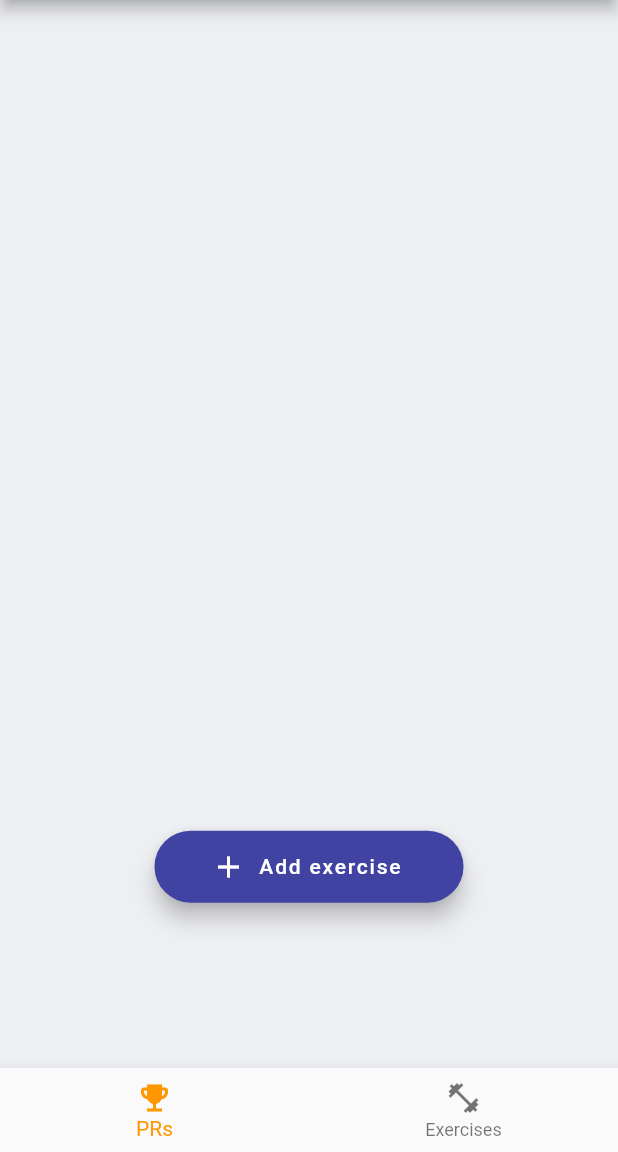
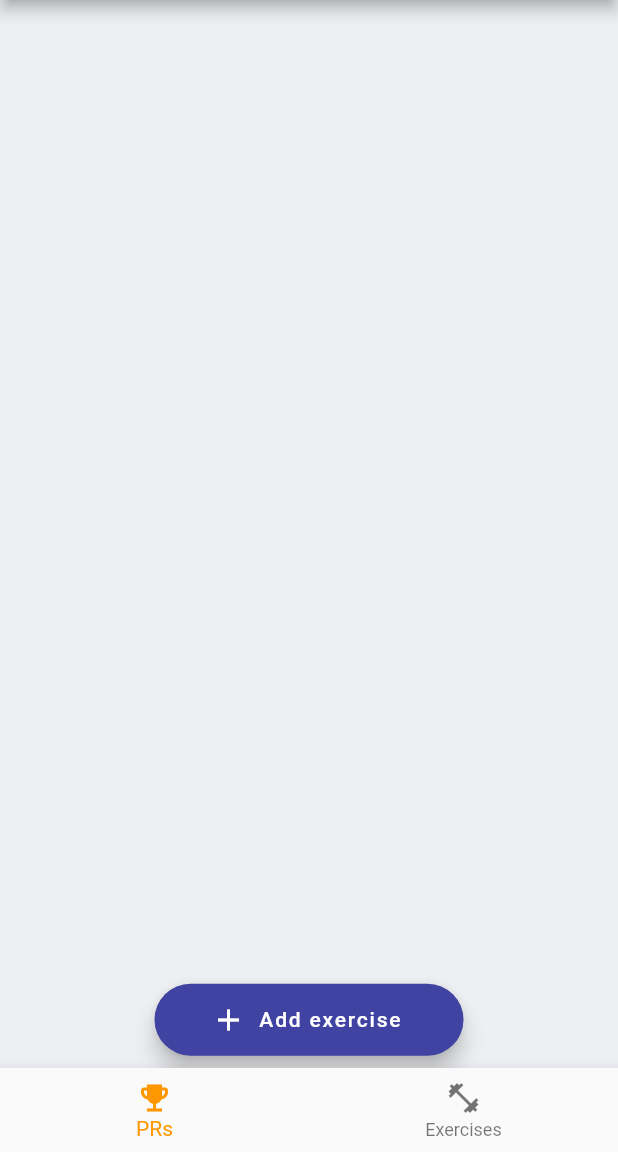
Before and after one commit to Aarons9090/My-Gym-App, a Flutter app: the screen it shows after launch, on a phone screen of 412 x 824 dp, the part 84-1236 px from its top. Run offline on Flutter 3.47's test engine with Material 2 defaults, Android fonts, the phone set to English and light mode, and no system bars; our stand-ins replace sqflite; accounts and stored records are empty.

Commit message:
fixed add exercise button placement

```diff
--- a/lib/main_scroll_area.dart
+++ b/lib/main_scroll_area.dart
@@ -11,16 +11,6 @@ class ScrollArea extends StatefulWidget {
 class _ScrollAreaState extends State<ScrollArea> {
   @override
   Widget build(BuildContext context) {
-    return SingleChildScrollView(
-      child: Column(
-        crossAxisAlignment: CrossAxisAlignment.stretch,
-        mainAxisSize: MainAxisSize.max,
-        mainAxisAlignment: MainAxisAlignment.start,
-        children: const <Widget>[
-
-          AddButton(),
-        ],
-      ),
-    );
+    return const AddButton();
   }
 }
```
Also changed, not shown: lib/exercise_card.dart (+3 -4 lines).
